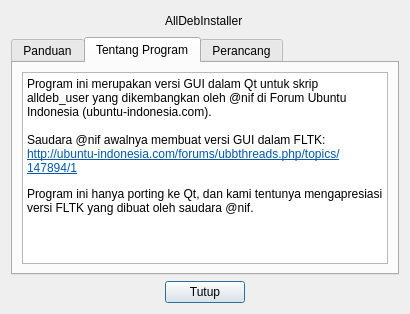
Before: the Qt Designer form about.ui in grOS-TEAM/alldeb-source, drawn with Qt 5.
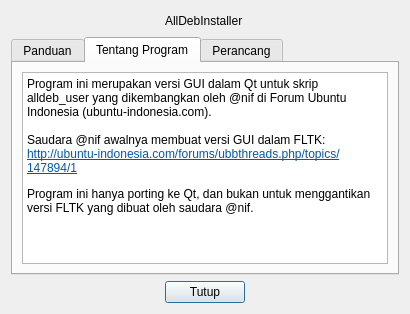
After: the same form once the commit is applied. The open tabs and pages were chosen to show the change.

Commit message: Sudah bisa menjalankan program dari terminal dan menerima parameter berupa nama file alldeb. Perintahnya misalnya: alldeb-installer namapaket_ubuntu14.04.alldeb

Diff of the .ui file:
```diff
--- a/about.ui
+++ b/about.ui
@@ -60,7 +60,7 @@
 &lt;p style=&quot;-qt-paragraph-type:empty; margin-top:0px; margin-bottom:0px; margin-left:0px; margin-right:0px; -qt-block-indent:0; text-indent:0px;&quot;&gt;&lt;br /&gt;&lt;/p&gt;
 &lt;p style=&quot; margin-top:0px; margin-bottom:0px; margin-left:0px; margin-right:0px; -qt-block-indent:0; text-indent:0px;&quot;&gt;Saudara @nif awalnya membuat versi GUI dalam FLTK:&lt;/p&gt;
 &lt;p style=&quot; margin-top:0px; margin-bottom:0px; margin-left:0px; margin-right:0px; -qt-block-indent:0; text-indent:0px;&quot;&gt;&lt;a href=&quot;http://ubuntu-indonesia.com/forums/ubbthreads.php/topics/147894/1&quot;&gt;&lt;span style=&quot; text-decoration: underline; color:#0057ae;&quot;&gt;http://ubuntu-indonesia.com/forums/ubbthreads.php/topics/147894/1&lt;/span&gt;&lt;/a&gt;&lt;/p&gt;
-&lt;p style=&quot; margin-top:12px; margin-bottom:12px; margin-left:0px; margin-right:0px; -qt-block-indent:0; text-indent:0px;&quot;&gt;Program ini hanya porting ke Qt, dan kami tentunya mengapresiasi versi FLTK yang dibuat oleh saudara @nif.&lt;/p&gt;&lt;/body&gt;&lt;/html&gt;</string>
+&lt;p style=&quot; margin-top:12px; margin-bottom:12px; margin-left:0px; margin-right:0px; -qt-block-indent:0; text-indent:0px;&quot;&gt;Program ini hanya porting ke Qt, dan bukan untuk menggantikan versi FLTK yang dibuat oleh saudara @nif.&lt;/p&gt;&lt;/body&gt;&lt;/html&gt;</string>
          </property>
         </widget>
        </item>
```
The commit also changes 2 other files.
